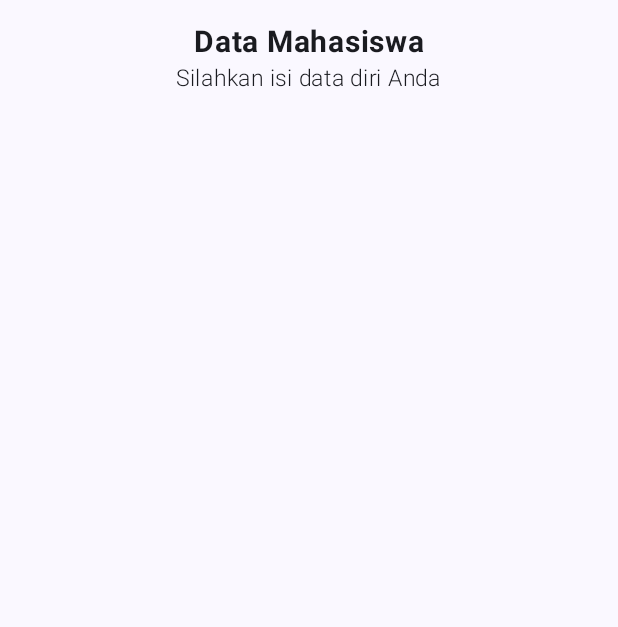
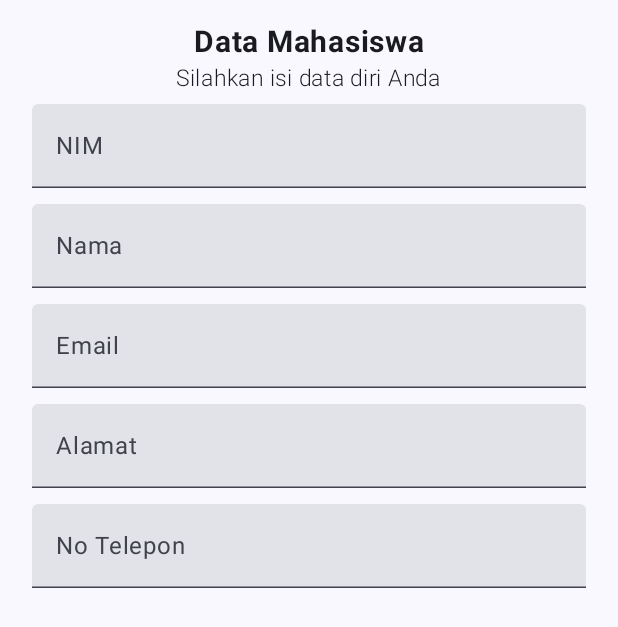
Before and after one commit to nrismawardah/QuestNavigasiMVVM_145, an Android app built with Jetpack Compose: the composable FormView called with empty values, on a phone screen of 412 x 824 dp. Shown: the top 627 px of the screen. Run offline under Robolectric (Android 15) with nearby library versions, the phone set to English and light mode, and no system bars.

Commit message:
Commit 10: Membuat input form berupa TextField untuk mengisi data mahasiswa seperti nim, nama, email, alamat, notelp, dan gender. Untuk nim dan notelp terdapat KeyboardType.Number agar keyboardnya hanya menampilkan angka

```diff
--- a/app/src/main/java/com/example/questnavigasimvvm/ui/view/FormView.kt
+++ b/app/src/main/java/com/example/questnavigasimvvm/ui/view/FormView.kt
@@ -2,8 +2,11 @@ package com.example.questnavigasimvvm.ui.view
 
 import androidx.compose.foundation.layout.Column
 import androidx.compose.foundation.layout.fillMaxSize
+import androidx.compose.foundation.layout.fillMaxWidth
 import androidx.compose.foundation.layout.padding
+import androidx.compose.foundation.text.KeyboardOptions
 import androidx.compose.material3.Text
+import androidx.compose.material3.TextField
 import androidx.compose.runtime.Composable
 import androidx.compose.runtime.getValue
 import androidx.compose.runtime.mutableStateOf
@@ -12,6 +15,7 @@ import androidx.compose.runtime.setValue
 import androidx.compose.ui.Alignment
 import androidx.compose.ui.Modifier
 import androidx.compose.ui.text.font.FontWeight
+import androidx.compose.ui.text.input.KeyboardType
 import androidx.compose.ui.unit.dp
 import androidx.compose.ui.unit.sp
 
@@ -46,5 +50,67 @@ fun FormView(
             fontSize = 15.sp,
             fontWeight = FontWeight.Light
         )
+        TextField(
+            value = nim,
+            onValueChange = { nim = it },
+            label = {
+                Text(text = "NIM")
+            },
+            placeholder = {
+                Text(text = "Isi NIM Anda")
+            },
+            keyboardOptions = KeyboardOptions.Default.copy(
+                keyboardType = KeyboardType.Number
+            ),
+            modifier = Modifier.fillMaxWidth()
+                .padding(5.dp)
+        )
+        TextField(
+            value = nama,
+            onValueChange = {nama = it},
+            label = {
+                Text(text = "Nama")
+            },
+            placeholder = {
+                Text(text = "Isi nama Anda")
+            },
+            modifier = Modifier.fillMaxWidth().padding(5.dp)
+        )
+        TextField(
+            value = email,
+            onValueChange = {email = it},
+            label = {
+                Text(text = "Email")
+            },
+            placeholder = {
+                Text(text = "Isi email Anda")
+            },
+            modifier = Modifier.fillMaxWidth().padding(5.dp)
+        )
+        TextField(
+            value = alamat,
+            onValueChange = {alamat = it},
+            label = {
+                Text(text = "Alamat")
+            },
+            placeholder = {
+                Text(text = "Isi alamat Anda")
+            },
+            modifier = Modifier.fillMaxWidth().padding(5.dp)
+        )
+        TextField(
+            value = notelp,
+            onValueChange = { notelp = it },
+            label = {
+                Text(text = "No Telepon")
+            },
+            placeholder = {
+                Text(text = "Isi no telepon Anda")
+            },
+            keyboardOptions = KeyboardOptions.Default.copy(
+                keyboardType = KeyboardType.Number
+            ),
+            modifier = Modifier.fillMaxWidth().padding(5.dp)
+        )
     }
 }
```
